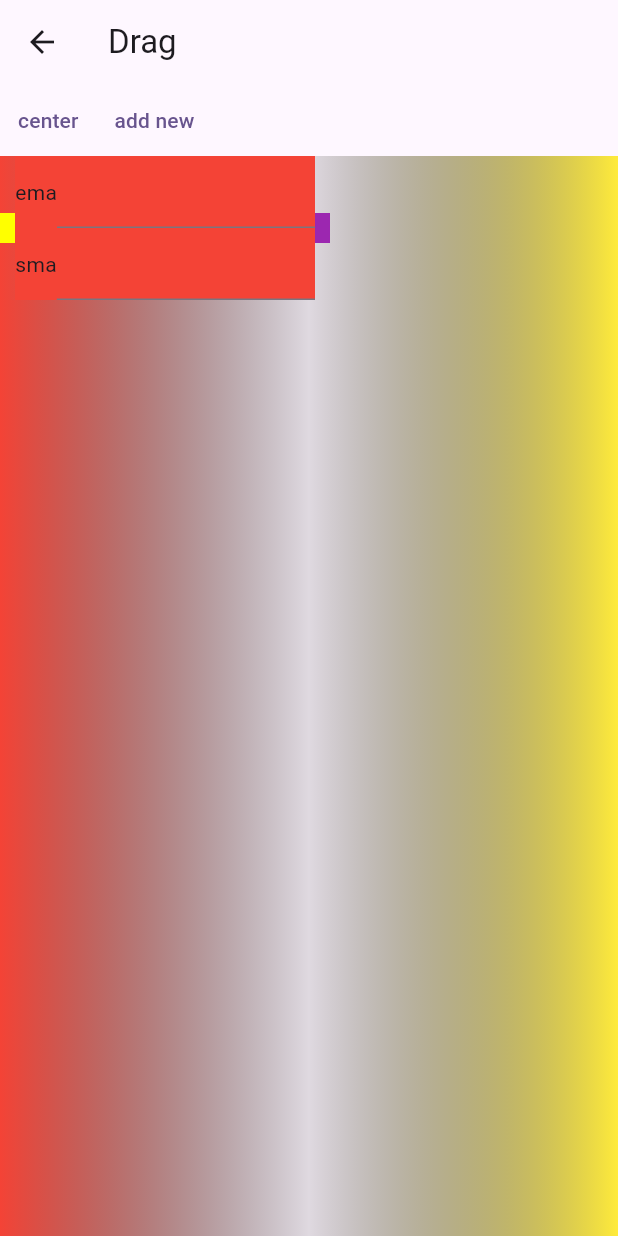
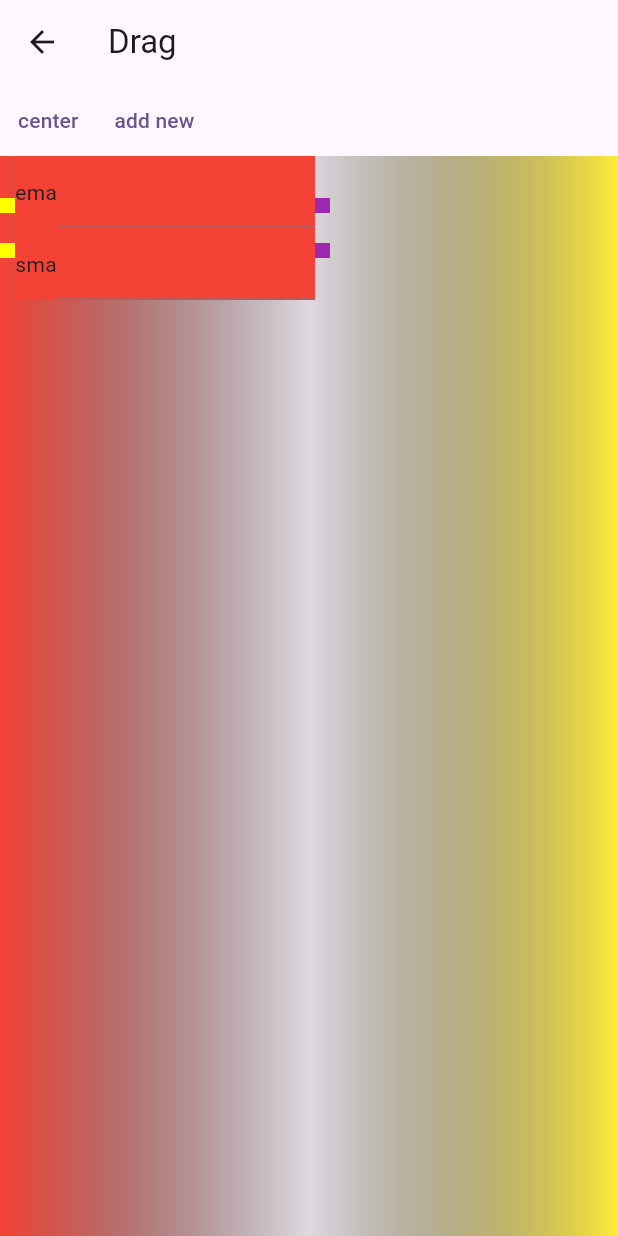
Before and after one commit to Praveen-Pandiyan/Interactive-flow, a Flutter app: the screen it shows after launch, after a tap on "add new", on a phone screen of 412 x 824 dp. Run offline on Flutter 3.47's test engine with Material 3 defaults, Android fonts, the phone set to English and light mode, and no system bars; missing offline and left inert: defer_pointer, interactive_chart, k_chart.

Commit message:
chumma change

```diff
--- a/lib/chozo_flow/chozo_flow.dart
+++ b/lib/chozo_flow/chozo_flow.dart
@@ -5,6 +5,8 @@ import 'package:uuid/uuid.dart';
 import 'connections.dart';
 
 final _deferredPointerLink = DeferredPointerHandlerLink();
+
+double _canvasScale = 1.0;
 
 class ChozoFlow extends StatefulWidget {
   const ChozoFlow({super.key});
@@ -17,9 +19,6 @@ class _ChozoFlowState extends State<ChozoFlow> {
   TransformationController controllerT = TransformationController();
   Matrix4? initialControllerValue;
   GlobalKey key = GlobalKey();
-  // Map<String, Connection> _cooectionList = {
-  //   "ggg": Connection(id: "ggg", start: Offset(100, 100), end: Offset(456, 345))
-  // };
   final Connections _connections = Connections.instance;
 
   @override
@@ -63,22 +62,17 @@ class _ChozoFlowState extends State<ChozoFlow> {
             child: DeferredPointerHandler(
               link: _deferredPointerLink,
               child: InteractiveViewer(
-                // minScale: 1,
-                // maxScale: 1,
                 boundaryMargin: const EdgeInsets.all(double.infinity),
                 transformationController: controllerT,
                 onInteractionStart: (details) {
                   initialControllerValue ??= controllerT.value.clone();
                 },
                 onInteractionUpdate: (details) {
-                  // _connections.setGlobalOffset(details.focalPointDelta);
                   print("${details.scale}");
+                  _canvasScale = details.scale;
                   print("${controllerT.value}");
                 },
-                onInteractionEnd: (details) {
-                  // _resetScale();
-                },
-                // scaleEnabled: false,
+                onInteractionEnd: (details) {},
                 child: Container(
                   color: Colors.transparent,
                   child: Stack(
@@ -193,18 +187,22 @@ class _FlowContainerState extends State<FlowContainer> {
       child: DeferPointer(
         link: _deferredPointerLink,
         paintOnTop: false,
-        child: Row(mainAxisSize: MainAxisSize.max, children: [
+        child: Row(crossAxisAlignment: CrossAxisAlignment.center, children: [
           // todo: dynamic pins
           Column(
             mainAxisAlignment: MainAxisAlignment.spaceEvenly,
+            mainAxisSize: MainAxisSize.max,
             children: [
               ...inPins.map(
-                (e) => FlowInPin(
+                (e) => Padding(
+                  padding: const EdgeInsets.symmetric(vertical: 10),
+                  child: FlowInPin(
                     boxId: widget.id,
                     pinId: e,
                     parentKey: _key,
                     parentOffset: _localPos,
                     addInLink: inpLinks.add,
+                  ),
                 ),
               )
             ],
@@ -223,12 +221,15 @@ class _FlowContainerState extends State<FlowContainer> {
             mainAxisSize: MainAxisSize.max,
             children: [
               ...outPins.map(
-                (e) => FlowOutPin(
+                (e) => Padding(
+                  padding: const EdgeInsets.symmetric(vertical: 10),
+                  child: FlowOutPin(
                     boxId: widget.id,
                     pinId: e,
                     parentKey: _key,
                     parentOffset: _localPos,
                     addOutLink: outLinks.add,
+                  ),
                 ),
               ),
             ],
@@ -274,8 +275,8 @@ class _FlowOutPinState extends State<FlowOutPin> {
       onDragStarted: () {
         final Offset pinPos = _getPositionOfBox(_key);
         final Offset boxPos = _getPositionOfBox(widget.parentKey);
-        _connections.create(_tempLinkId, widget.boxId, const Offset(1, 1),
-            widget.parentOffset - (boxPos - pinPos));
+        _connections.create(_tempLinkId, widget.boxId, Offset.zero,
+            (widget.parentOffset - ((boxPos - pinPos))));
       },
       onDragUpdate: (details) {
         _connections.create(
@@ -337,7 +338,7 @@ class _FlowInPinState extends State<FlowInPin> {
         final Offset pinPos = _getPositionOfBox(_key);
         final Offset boxPos = _getPositionOfBox(widget.parentKey);
         _connections.onConnection(details.data, widget.boxId,
-            widget.parentOffset - (boxPos - pinPos));
+            (widget.parentOffset - (boxPos - pinPos)));
       },
       builder: (context, candidateItems, rejectedItems) {
         return Container(
```
Lines whose indentation alone changed are shown as unchanged.
